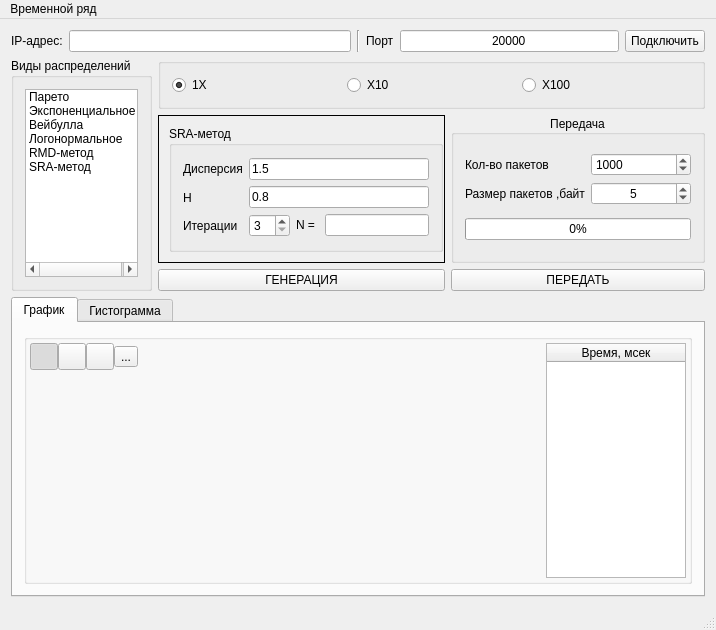
First picture: the form in tcp_hurst/mainwindow.ui, repository svetloffyaroslav/HurstBurst, before the edit.
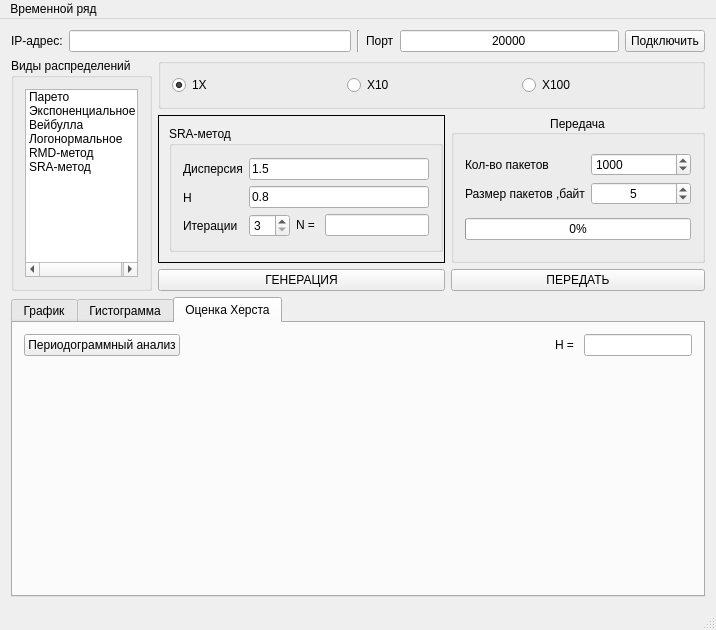
Second picture: the form after the edit. Icons and pictures are not drawn. Custom widgets are drawn as their Qt base class.

The edit to the form file:
```diff
--- a/tcp_hurst/mainwindow.ui
+++ b/tcp_hurst/mainwindow.ui
@@ -675,7 +675,7 @@
     <item row="2" column="0">
      <widget class="QTabWidget" name="tabWidget">
       <property name="currentIndex">
-       <number>0</number>
+       <number>2</number>
       </property>
       <widget class="QWidget" name="tab_2">
        <attribute name="title">
@@ -1067,6 +1067,70 @@
         </item>
        </layout>
       </widget>
+      <widget class="QWidget" name="tab_3">
+       <attribute name="title">
+        <string>Оценка Херста</string>
+       </attribute>
+       <layout class="QGridLayout" name="gridLayout_46">
+        <item row="0" column="2">
+         <layout class="QGridLayout" name="gridLayout_8">
+          <item row="0" column="0">
+           <widget class="QLabel" name="label_20">
+            <property name="text">
+             <string>H = </string>
+            </property>
+           </widget>
+          </item>
+          <item row="0" column="1">
+           <widget class="QLineEdit" name="lineEdit">
+            <property name="sizePolicy">
+             <sizepolicy hsizetype="Fixed" vsizetype="Fixed">
+              <horstretch>0</horstretch>
+              <verstretch>0</verstretch>
+             </sizepolicy>
+            </property>
+           </widget>
+          </item>
+         </layout>
+        </item>
+        <item row="0" column="0">
+         <widget class="QPushButton" name="pushButton_PeriodogramMethod">
+          <property name="text">
+           <string>Периодограммный анализ</string>
+          </property>
+         </widget>
+        </item>
+        <item row="1" column="0" colspan="3">
+         <widget class="QCustomPlot" name="widget_customplotHurst" native="true">
+          <property name="sizePolicy">
+           <sizepolicy hsizetype="Expanding" vsizetype="Expanding">
+            <horstretch>0</horstretch>
+            <verstretch>0</verstretch>
+           </sizepolicy>
+          </property>
+          <property name="minimumSize">
+           <size>
+            <width>0</width>
+            <height>200</height>
+           </size>
+          </property>
+         </widget>
+        </item>
+        <item row="0" column="1">
+         <spacer name="horizontalSpacer_3">
+          <property name="orientation">
+           <enum>Qt::Horizontal</enum>
+          </property>
+          <property name="sizeHint" stdset="0">
+           <size>
+            <width>40</width>
+            <height>20</height>
+           </size>
+          </property>
+         </spacer>
+        </item>
+       </layout>
+      </widget>
      </widget>
     </item>
    </layout>
```
